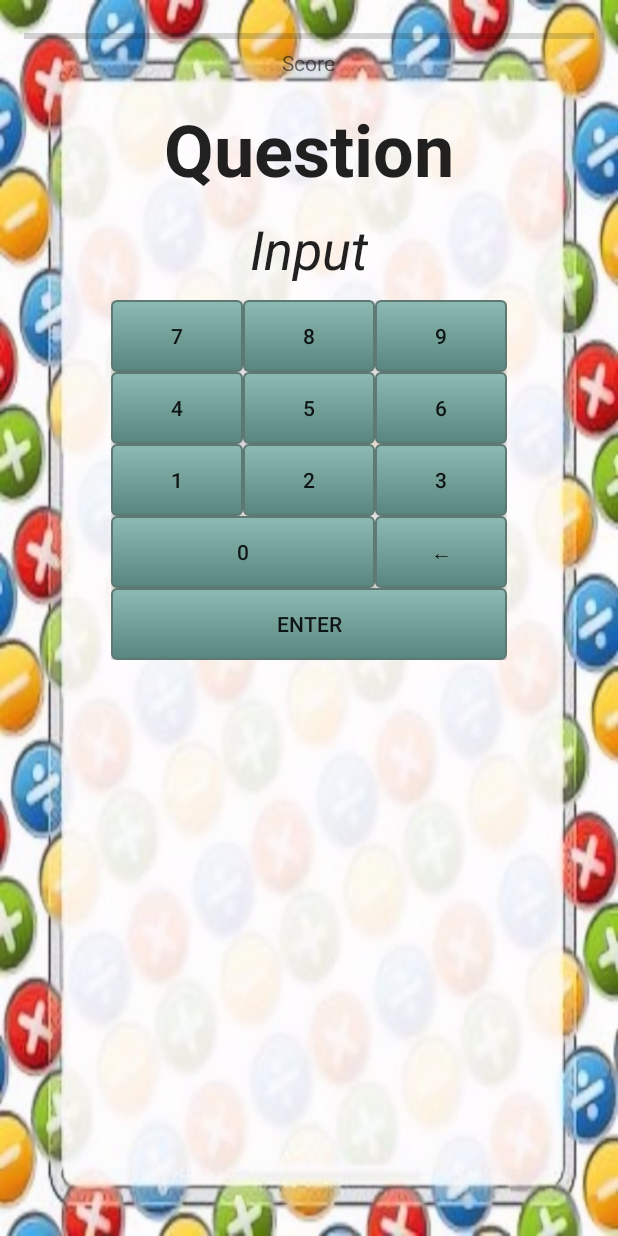
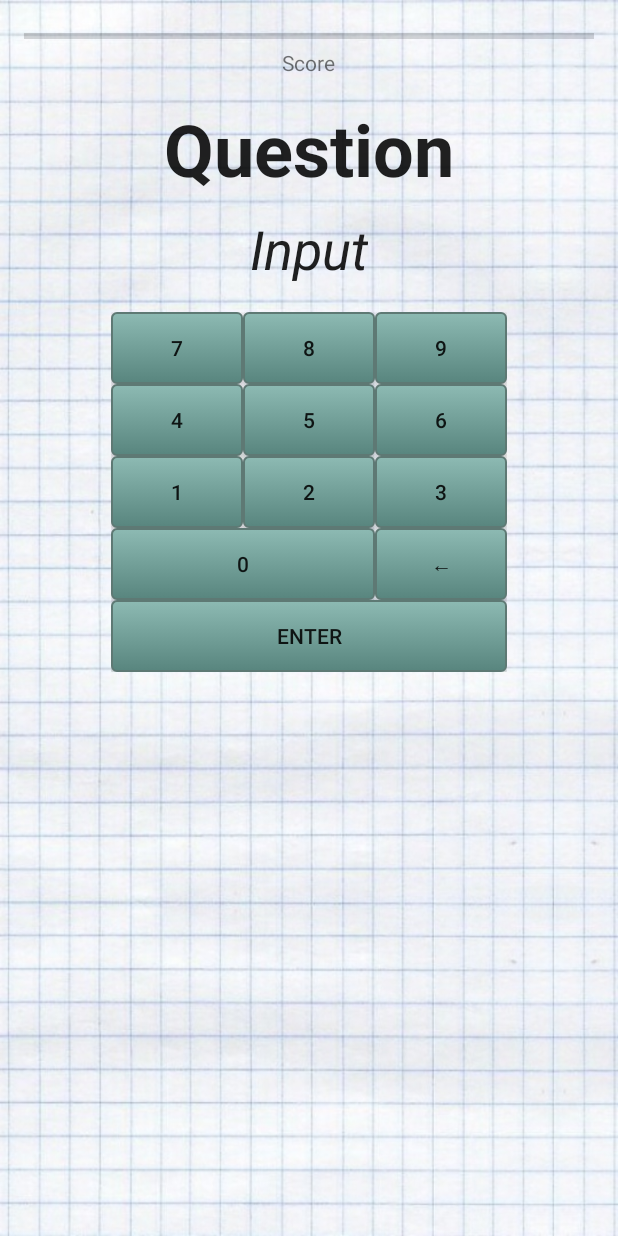
Before and after one commit to pibomb/simple-projects-android, an Android app: the layout activity_quiz.xml on its own in the app's theme, with its tools: preview values and no code run, on a phone screen of 412 x 824 dp. Run offline under Robolectric (Android 15) with nearby library versions, the phone set to English and light mode, and no system bars.

Commit message:
SimpleMathQuiz: Create StatisticsDialog
A class that creates a dialog for game statistics.

```diff
--- a/SimpleMathQuiz/app/build.gradle
+++ b/SimpleMathQuiz/app/build.gradle
@@ -23,4 +23,5 @@ dependencies {
     compile fileTree(dir: 'libs', include: ['*.jar'])
     testCompile 'junit:junit:4.12'
     compile 'com.android.support:appcompat-v7:23.4.0'
+    compile 'com.android.support:support-v4:23.4.0'
 }
--- a/SimpleMathQuiz/app/src/main/java/com/eagleblitz/morris/simplemathquiz/MainActivity.java
+++ b/SimpleMathQuiz/app/src/main/java/com/eagleblitz/morris/simplemathquiz/MainActivity.java
@@ -6,6 +6,7 @@ import android.os.Vibrator;
 import android.support.v7.app.AppCompatActivity;
 import android.os.Bundle;
 import android.view.View;
+import android.view.Window;
 import android.widget.Button;
 
 import java.util.HashMap;
--- a/SimpleMathQuiz/app/src/main/java/com/eagleblitz/morris/simplemathquiz/MathQuestion.java
+++ b/SimpleMathQuiz/app/src/main/java/com/eagleblitz/morris/simplemathquiz/MathQuestion.java
@@ -31,7 +31,7 @@ public class MathQuestion {
                 break;
             case SUBTRACTION:
                 num1 = random.nextInt(100);
-                num2 = random.nextInt(num1);
+                num2 = random.nextInt(num1+1);
                 break;
             case MULTIPLICATION:
                 num1 = random.nextInt(13);
--- a/SimpleMathQuiz/app/src/main/res/layout/activity_quiz.xml
+++ b/SimpleMathQuiz/app/src/main/res/layout/activity_quiz.xml
@@ -8,7 +8,7 @@
     android:paddingRight="@dimen/activity_horizontal_margin"
     android:paddingTop="@dimen/activity_vertical_margin"
     tools:context="com.eagleblitz.morris.simplemathquiz.MainActivity"
-    android:background="@drawable/simplemathbackground">
+    android:background="@drawable/paperbackground">
 
     <TextView
         android:layout_width="wrap_content"
@@ -64,91 +64,151 @@
         android:layout_gravity="center"
         android:columnCount="3"
         android:orientation="horizontal"
+        android:id="@+id/numpadLayout"
         android:layout_below="@+id/inputView"
         android:layout_centerHorizontal="true"
-        android:id="@+id/numpadLayout"
-        android:layout_marginTop="10dp">
+        android:layout_marginTop="18dp">
 
-        <Button android:text="@string/numpad_7"
+        <Button
+            android:text="@string/numpad_7"
             android:id="@+id/btn_7"
-            android:background="@drawable/numpad_key" />
+            android:background="@drawable/numpad_key"
+            android:layout_width="wrap_content"
+            android:layout_height="wrap_content" />
 
-        <Button android:text="@string/numpad_8"
+        <Button
+            android:text="@string/numpad_8"
             android:id="@+id/btn_8"
-            android:background="@drawable/numpad_key" />
+            android:background="@drawable/numpad_key"
+            android:layout_width="wrap_content"
+            android:layout_height="wrap_content" />
 
-        <Button android:text="@string/numpad_9"
+        <Button
+            android:text="@string/numpad_9"
             android:id="@+id/btn_9"
-            android:background="@drawable/numpad_key" />
+            android:background="@drawable/numpad_key"
+            android:layout_width="wrap_content"
+            android:layout_height="wrap_content" />
 
-        <Button android:text="@string/numpad_4"
+        <Button
+            android:text="@string/numpad_4"
             android:id="@+id/btn_4"
-            android:background="@drawable/numpad_key" />
+            android:background="@drawable/numpad_key"
+            android:layout_width="wrap_content"
+            android:layout_height="wrap_content" />
 
-        <Button android:text="@string/numpad_5"
+        <Button
+            android:text="@string/numpad_5"
             android:id="@+id/btn_5"
-            android:background="@drawable/numpad_key" />
+            android:background="@drawable/numpad_key"
+            android:layout_width="wrap_content"
+            android:layout_height="wrap_content" />
 
-        <Button android:text="@string/numpad_6"
+        <Button
+            android:text="@string/numpad_6"
             android:id="@+id/btn_6"
-            android:background="@drawable/numpad_key" />
+            android:background="@drawable/numpad_key"
+            android:layout_width="wrap_content"
+            android:layout_height="wrap_content" />
 
-        <Button android:text="@string/numpad_1"
+        <Button
+            android:text="@string/numpad_1"
             android:id="@+id/btn_1"
-            android:background="@drawable/numpad_key" />
+            android:background="@drawable/numpad_key"
+            android:layout_width="wrap_content"
+            android:layout_height="wrap_content" />
 
-        <Button android:text="@string/numpad_2"
+        <Button
+            android:text="@string/numpad_2"
             android:id="@+id/btn_2"
-            android:background="@drawable/numpad_key" />
+            android:background="@drawable/numpad_key"
+            android:layout_width="wrap_content"
+            android:layout_height="wrap_content" />
 
-        <Button android:text="@string/numpad_3"
+        <Button
+            android:text="@string/numpad_3"
             android:id="@+id/btn_3"
-            android:background="@drawable/numpad_key" />
+            android:background="@drawable/numpad_key"
+            android:layout_width="wrap_content"
+            android:layout_height="wrap_content" />
 
         <Button
             android:layout_columnSpan="2"
             android:layout_gravity="fill"
             android:text="@string/numpad_0"
             android:id="@+id/btn_0"
-            android:background="@drawable/numpad_key" />
+            android:background="@drawable/numpad_key"
+            android:layout_width="wrap_content"
+            android:layout_height="wrap_content" />
 
-        <Button android:text="@string/numpad_bksp"
+        <Button
+            android:text="@string/numpad_bksp"
             android:id="@+id/btn_bksp"
-            android:background="@drawable/numpad_key" />
+            android:background="@drawable/numpad_key"
+            android:layout_width="wrap_content"
+            android:layout_height="wrap_content" />
 
         <Button
             android:layout_columnSpan="3"
             android:layout_gravity="fill"
             android:text="@string/numpad_enter"
             android:id="@+id/btn_enter"
-            android:background="@drawable/numpad_key" />
+            android:background="@drawable/numpad_key"
+            android:layout_width="wrap_content"
+            android:layout_height="wrap_content" />
+    </GridLayout>
 
-    </GridLayout>
+    <GridLayout xmlns:android="http://schemas.android.com/apk/res/android"
+        android:layout_width="wrap_content"
+        android:layout_height="wrap_content"
+        android:layout_gravity="center"
+        android:columnCount="2"
+        android:orientation="horizontal"
+        android:id="@+id/miniMenuLayout"
+        android:layout_alignParentBottom="true"
+        android:layout_centerHorizontal="true"
+        android:layout_marginBottom="90dp"
+        android:visibility="invisible">
 
         <Button
             android:layout_width="120dp"
             android:layout_height="wrap_content"
             android:text="Play Again"
             android:id="@+id/resetButton"
-        android:layout_alignParentBottom="false"
-        android:layout_centerHorizontal="true"
-        android:layout_below="@+id/inputView"
-        android:layout_marginTop="120dp"
-        android:visibility="invisible"
             android:onClick="reset"
-        android:background="@drawable/navigation_button" />
+            android:background="@drawable/navigation_button"
+            android:layout_marginRight="10dp"
+            android:layout_marginBottom="10dp" />
 
         <Button
             android:layout_width="120dp"
             android:layout_height="wrap_content"
-        android:text="MAIN MENU"
+            android:text="Main Menu"
             android:id="@+id/exitButton"
-        android:layout_alignParentBottom="false"
-        android:layout_centerHorizontal="true"
-        android:layout_below="@+id/resetButton"
             android:onClick="exit"
             android:background="@drawable/navigation_button"
-        android:visibility="invisible"
+            android:layout_alignParentStart="true"
+            android:layout_marginLeft="10dp"
+            android:layout_marginBottom="10dp" />
+
+        <Button
+            android:layout_width="120dp"
+            android:layout_height="wrap_content"
+            android:text="Statistics"
+            android:id="@+id/button"
+            android:background="@drawable/navigation_button"
+            android:layout_marginTop="10dp"
+            android:layout_marginRight="10dp" />
+
+        <Button
+            android:layout_width="120dp"
+            android:layout_height="wrap_content"
+            android:text="Answers"
+            android:id="@+id/button2"
+            android:background="@drawable/navigation_button"
+            android:layout_below="@+id/button"
+            android:layout_marginLeft="10dp"
             android:layout_marginTop="10dp" />
+    </GridLayout>
 
 </RelativeLayout>
--- a/SimpleMathQuiz/app/src/main/res/values/strings.xml
+++ b/SimpleMathQuiz/app/src/main/res/values/strings.xml
@@ -12,4 +12,7 @@
     <string name="numpad_0">0</string>
     <string name="numpad_bksp">←</string>
     <string name="numpad_enter">ENTER</string>
+
+    <!-- TODO: Remove or change this placeholder text -->
+    <string name="hello_blank_fragment">Hello blank fragment</string>
 </resources>
```
Also changed, not shown: SimpleMathQuiz/app/src/main/java/com/eagleblitz/morris/simplemathquiz/QuizActivity.java (+7 -5 lines), SimpleMathQuiz/app/src/main/java/com/eagleblitz/morris/simplemathquiz/StatisticsDialog.java (added, +109 -0 lines), SimpleMathQuiz/app/src/main/res/layout/fragment_statistics_dialog.xml (added, +13 -0 lines). Lines whose indentation alone changed are shown as unchanged.
